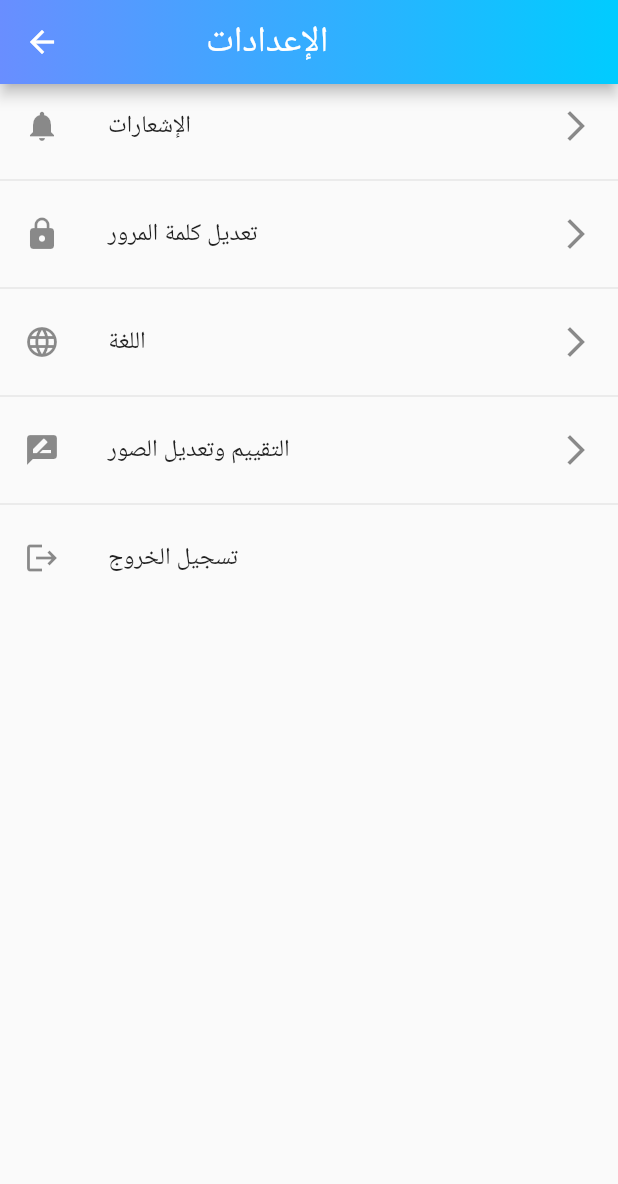
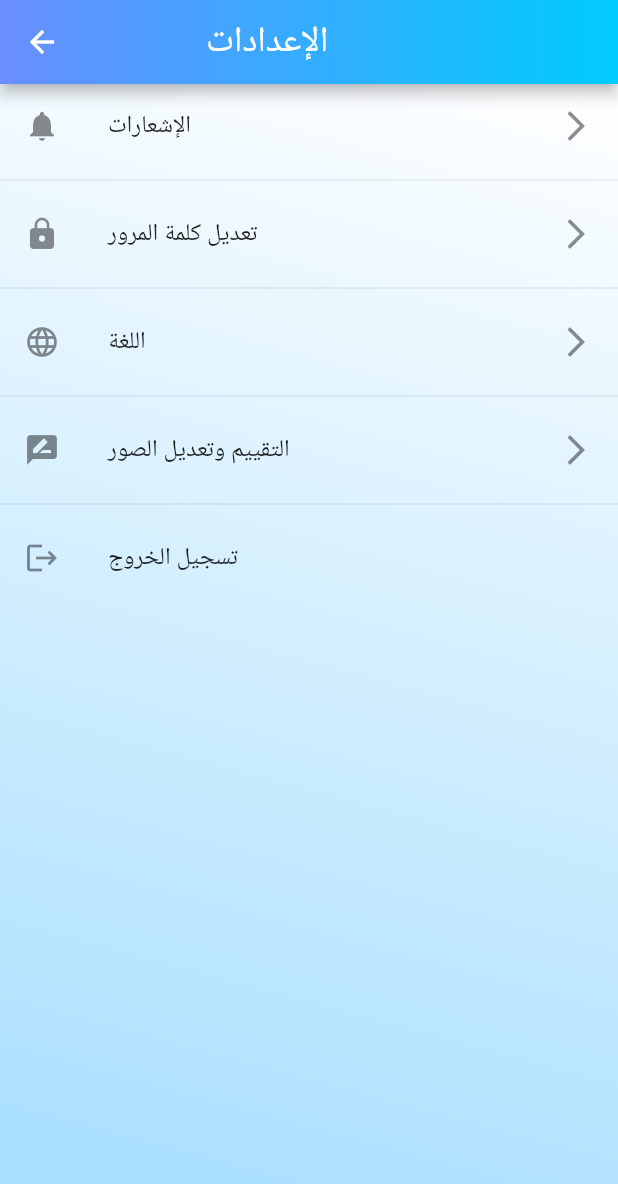
Before and after one commit to e7gx/ppm_user_view, a Flutter app: the SettingsPage screen opened directly, on a phone screen of 412 x 824 dp. Shown: the top 1184 px of the screen. Run offline on Flutter 3.47's test engine with Material 3 defaults, Android fonts, the light colour scheme and no system bars; our stand-ins replace cloud_firestore, firebase_auth, firebase_core, fluttertoast, introduction_screen, lottie; missing offline and left inert: qr_code_scanner; accounts and stored records are empty; generated files the repository leaves out were written again.

Commit message:
NEW LOGO

```diff
--- a/lib/Settings/settings_page.dart
+++ b/lib/Settings/settings_page.dart
@@ -25,7 +25,18 @@
           ),
         ),
       ),
-      body: ListView(
+      body: Container(
+        decoration: const BoxDecoration(
+          gradient: LinearGradient(
+            colors: [
+              Color.fromARGB(255, 255, 255, 255),
+              Color.fromARGB(255, 169, 223, 255),
+            ],
+            begin: Alignment.topRight,
+            end: Alignment.bottomCenter,
+          ),
+        ),
+        child: ListView(
           children: [
             // قائمة الإشعارات
             ListTile(
@@ -89,6 +100,7 @@
             ),
           ],
         ),
+      ),
     );
   }
 }
--- a/pubspec.yaml
+++ b/pubspec.yaml
@@ -34,7 +34,7 @@
 flutter_launcher_icons:
   android: "launcher_icon"
   ios: true
-  image_path: "assets/images/PPM2.png"
+  image_path: "assets/images/ptm.png"
 
 
 flutter:
```
Also changed, not shown: lib/data/user_data.dart (+13 -1 lines), lib/page/main_page.dart (+8 -5 lines), lib/reports/user_report_details_page.dart (+12 -6 lines), lib/styles/style.dart (+10 -6 lines), assets/images/ptm.png (added), lib/api/chatgpt_api.dart (added), 26 other files. Lines whose indentation alone changed are shown as unchanged.
